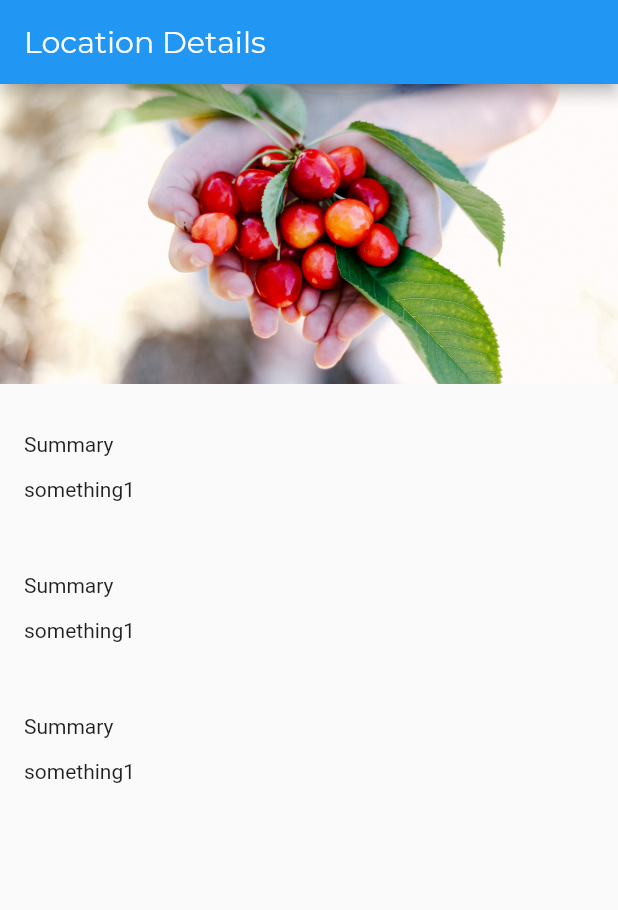
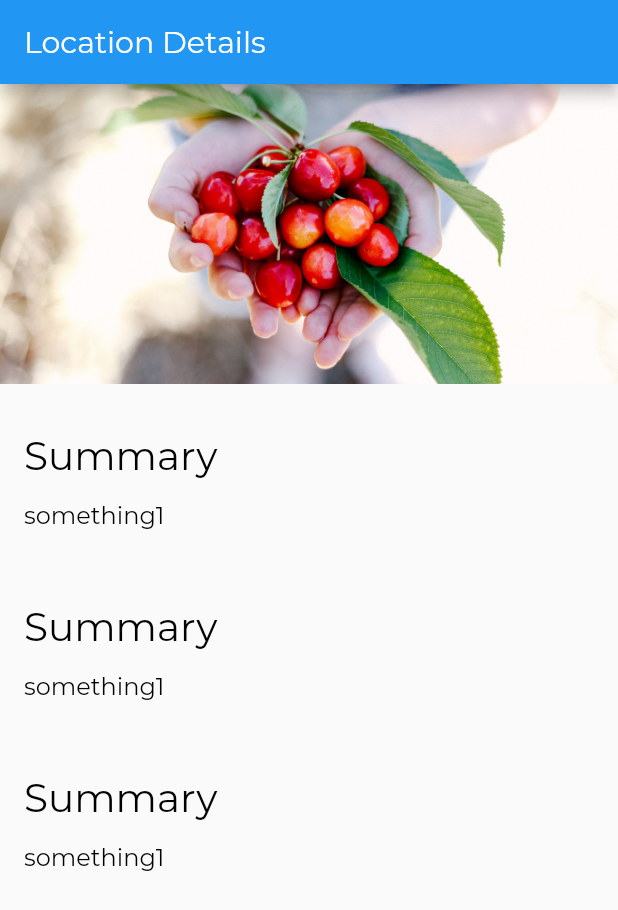
Before and after one commit to rahat1994/flutter_demo, a Flutter app: the screen it shows after launch, on a phone screen of 412 x 824 dp. Shown: the top 910 px of the screen. Run offline on Flutter 3.47's test engine with Material 2 defaults, Android fonts, the phone set to English and light mode, and no system bars.

Commit message:
implemted basic styling

```diff
--- a/lib/app.dart
+++ b/lib/app.dart
@@ -1,7 +1,9 @@
 import 'package:flutter/material.dart';
 import 'screens/location_detail/location_detail.dart';
 import 'style.dart';
+
 class App extends StatelessWidget {
+
   @override
   Widget build(BuildContext context) {
 
@@ -10,6 +12,10 @@ class App extends StatelessWidget {
       theme: ThemeData(
         appBarTheme: AppBarTheme(
           textTheme: TextTheme(title: AppBartextStyle)
+        ),
+        textTheme: TextTheme(
+          title: TitleTextStyle,
+          body1: BodyTextStyle,
         )
       ),
     );
--- a/lib/screens/location_detail/location_detail.dart
+++ b/lib/screens/location_detail/location_detail.dart
@@ -5,7 +5,7 @@ import 'text_section.dart';
 class LocationDetail extends StatelessWidget {
   @override
   Widget build(BuildContext context) {
-    // TODO: implement build
+
     return Scaffold(
       appBar: AppBar(
         title: Text('Location Details'),
@@ -13,6 +13,7 @@ class LocationDetail extends StatelessWidget {
       body:Column(
         mainAxisAlignment: MainAxisAlignment.start,
         crossAxisAlignment: CrossAxisAlignment.stretch,
+
         children: <Widget>[
           ImageBanner('assets/images/image_1.jpg'),
           TextSection('Summary','something1'),
--- a/lib/screens/location_detail/text_section.dart
+++ b/lib/screens/location_detail/text_section.dart
@@ -18,14 +18,13 @@ class TextSection extends StatelessWidget{
       children: <Widget>[
         Container(
           padding: const EdgeInsets.fromLTRB(_hpad, 32.0, _hpad, 4.0),
-          child: Text(_title),
+          child: Text(_title, style: Theme.of(context).textTheme.title),
         ),
         Container(
           padding: const EdgeInsets.fromLTRB(_hpad, 10.0, _hpad, _hpad),
-          child: Text(_body),
+          child: Text(_body, style: Theme.of(context).textTheme.body1),
         ),
       ],
     );
   }
-
 }
--- a/lib/style.dart
+++ b/lib/style.dart
@@ -12,3 +12,17 @@ const AppBartextStyle = TextStyle(
   fontSize:MediumTextSize,
   color: Colors.white,
 );
+
+const TitleTextStyle = TextStyle(
+  fontFamily: FontNameDefault,
+  fontWeight: FontWeight.w300,
+  fontSize:LargeTextSize,
+  color: Colors.black,
+);
+
+const BodyTextStyle = TextStyle(
+  fontFamily: FontNameDefault,
+  fontWeight: FontWeight.w300,
+  fontSize:BodyTextSize,
+  color: Colors.black,
+);
--- a/pubspec.yaml
+++ b/pubspec.yaml
@@ -58,10 +58,10 @@ flutter:
   fonts:
     - family: Montserrat
       fonts:
+        - asset: assets/fonts/Montserrat-Regular.ttf
+          weight: 300
         - asset: assets/fonts/Montserrat-Bold.ttf
-        - weight: 600
-        - asset: assets/fonts/Montserrat-Regular.ttf
-        - weight: 300
+          weight: 600
   #   - family: Trajan Pro
   #     fonts:
   #       - asset: fonts/TrajanPro.ttf
```
